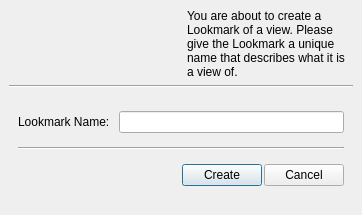
Above: Qt/Components/Resources/UI/pqLookmarkDefinitionWizard.ui from wildmichael/ParaView3-enhancements-old before the change. Below: the same form after it.
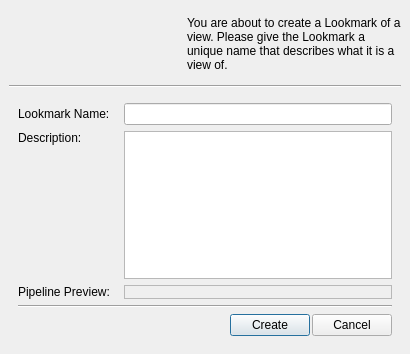
That is the form after the change. Icons and pictures are not drawn.

Commit message: ENH: Allow user to enter a description of the lookmark when it is created; store  a view of the pipeline with each lookmark

```diff
--- a/Qt/Components/Resources/UI/pqLookmarkDefinitionWizard.ui
+++ b/Qt/Components/Resources/UI/pqLookmarkDefinitionWizard.ui
@@ -5,8 +5,8 @@
    <rect>
     <x>0</x>
     <y>0</y>
-    <width>362</width>
-    <height>215</height>
+    <width>410</width>
+    <height>354</height>
    </rect>
   </property>
   <property name="windowTitle" >
@@ -78,6 +78,14 @@
       </item>
       <item>
        <widget class="QLabel" name="label" >
+        <property name="sizePolicy" >
+         <sizepolicy>
+          <hsizetype>5</hsizetype>
+          <vsizetype>5</vsizetype>
+          <horstretch>0</horstretch>
+          <verstretch>0</verstretch>
+         </sizepolicy>
+        </property>
         <property name="text" >
          <string>You are about to create a Lookmark of a view. Please give the Lookmark a unique name that describes what it is a view of.</string>
         </property>
@@ -124,6 +132,20 @@
         </property>
         <item>
          <widget class="QLabel" name="label_2" >
+          <property name="sizePolicy" >
+           <sizepolicy>
+            <hsizetype>0</hsizetype>
+            <vsizetype>5</vsizetype>
+            <horstretch>0</horstretch>
+            <verstretch>0</verstretch>
+           </sizepolicy>
+          </property>
+          <property name="minimumSize" >
+           <size>
+            <width>100</width>
+            <height>0</height>
+           </size>
+          </property>
           <property name="text" >
            <string>Lookmark Name: </string>
           </property>
@@ -131,6 +153,14 @@
         </item>
         <item>
          <widget class="QLineEdit" name="LookmarkName" >
+          <property name="sizePolicy" >
+           <sizepolicy>
+            <hsizetype>5</hsizetype>
+            <vsizetype>0</vsizetype>
+            <horstretch>0</horstretch>
+            <verstretch>0</verstretch>
+           </sizepolicy>
+          </property>
           <property name="whatsThis" >
            <string>Enter the custom filter name here.</string>
           </property>
@@ -138,6 +168,87 @@
         </item>
        </layout>
       </item>
+      <item>
+       <layout class="QHBoxLayout" >
+        <property name="margin" >
+         <number>0</number>
+        </property>
+        <property name="spacing" >
+         <number>6</number>
+        </property>
+        <item>
+         <widget class="QLabel" name="label_3" >
+          <property name="sizePolicy" >
+           <sizepolicy>
+            <hsizetype>0</hsizetype>
+            <vsizetype>5</vsizetype>
+            <horstretch>0</horstretch>
+            <verstretch>0</verstretch>
+           </sizepolicy>
+          </property>
+          <property name="minimumSize" >
+           <size>
+            <width>100</width>
+            <height>0</height>
+           </size>
+          </property>
+          <property name="text" >
+           <string>Description: </string>
+          </property>
+          <property name="alignment" >
+           <set>Qt::AlignLeading|Qt::AlignLeft|Qt::AlignTop</set>
+          </property>
+         </widget>
+        </item>
+        <item>
+         <widget class="QTextEdit" name="LookmarkComments" />
+        </item>
+       </layout>
+      </item>
+      <item>
+       <layout class="QHBoxLayout" >
+        <property name="margin" >
+         <number>0</number>
+        </property>
+        <property name="spacing" >
+         <number>6</number>
+        </property>
+        <item>
+         <widget class="QLabel" name="label_4" >
+          <property name="sizePolicy" >
+           <sizepolicy>
+            <hsizetype>0</hsizetype>
+            <vsizetype>5</vsizetype>
+            <horstretch>0</horstretch>
+            <verstretch>0</verstretch>
+           </sizepolicy>
+          </property>
+          <property name="minimumSize" >
+           <size>
+            <width>100</width>
+            <height>0</height>
+           </size>
+          </property>
+          <property name="text" >
+           <string>Pipeline Preview:</string>
+          </property>
+          <property name="alignment" >
+           <set>Qt::AlignLeading|Qt::AlignLeft|Qt::AlignTop</set>
+          </property>
+         </widget>
+        </item>
+        <item>
+         <widget class="QFrame" name="PipelinePreviewFrame" >
+          <property name="frameShape" >
+           <enum>QFrame::StyledPanel</enum>
+          </property>
+          <property name="frameShadow" >
+           <enum>QFrame::Raised</enum>
+          </property>
+         </widget>
+        </item>
+       </layout>
+      </item>
       <item>
        <widget class="QFrame" name="frame_5" >
         <property name="frameShape" >
```
The commit also changes 5 other files.
